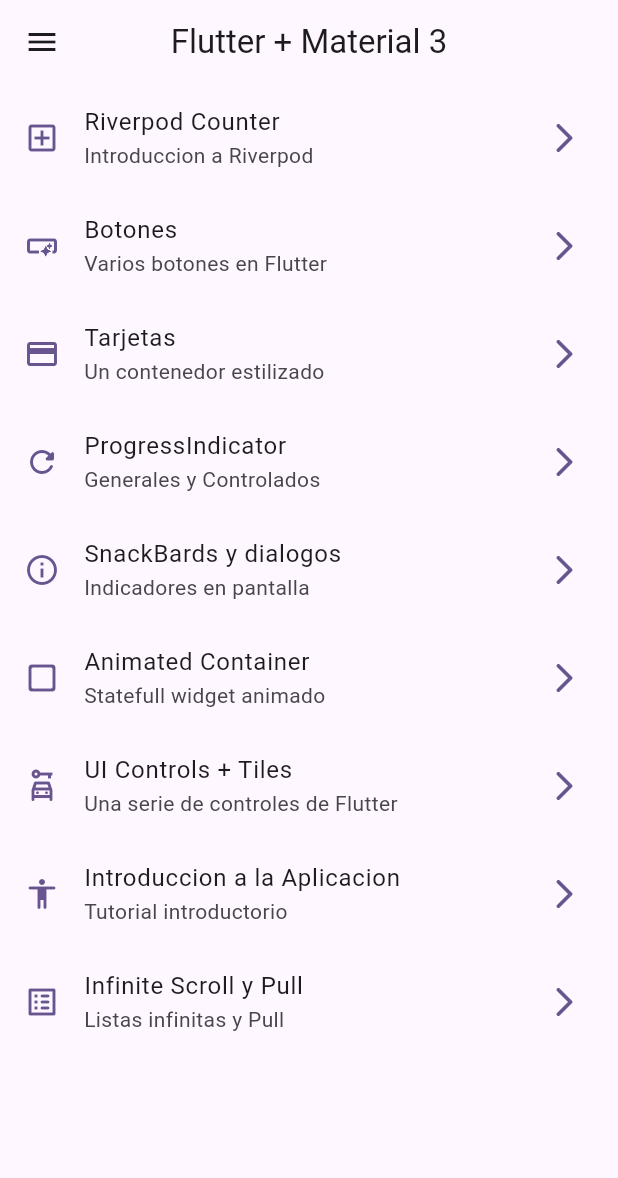
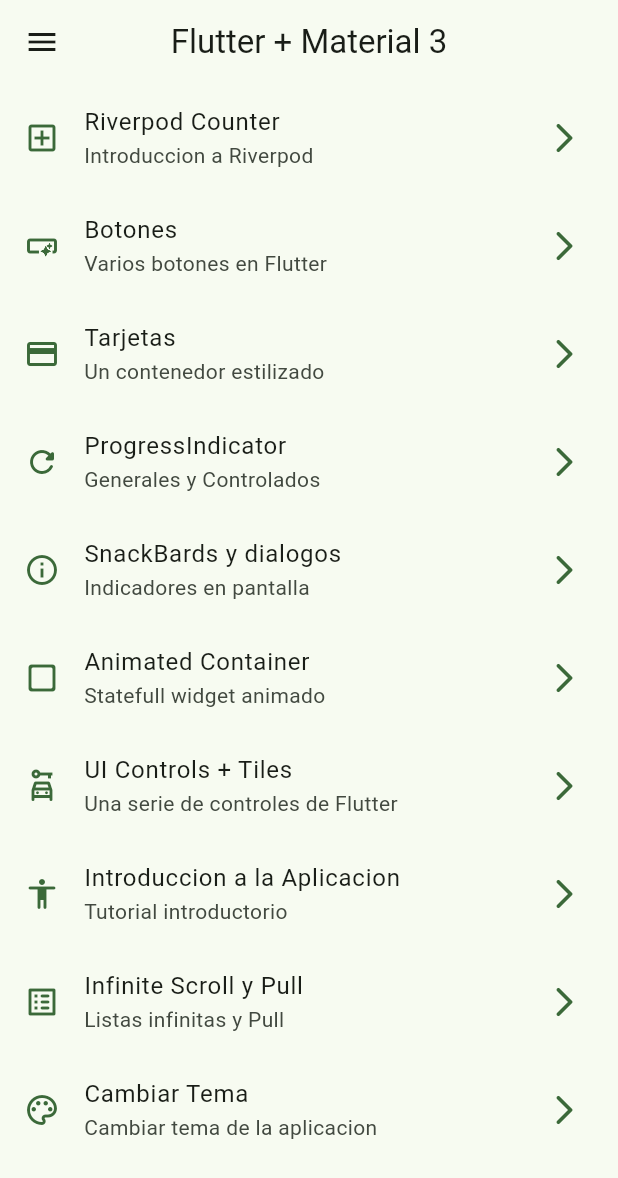
Before and after one commit to LastKing97xd/widgets_app, a Flutter app: the screen it shows after launch, on a phone screen of 412 x 824 dp. Shown: the top 1178 px of the screen. Run offline on Flutter 3.47's test engine with Material 3 defaults, Android fonts, the phone set to English and light mode, and no system bars; our stand-ins replace animate_do, flutter_riverpod, go_router.

Commit message:
Cambio de tema y color dinamico

```diff
--- a/lib/config/menu/menu_items.dart
+++ b/lib/config/menu/menu_items.dart
@@ -17,6 +17,8 @@ class MenuItem {
 
 
 const List<MenuItem> appMenuItems =[
+
+
 
   MenuItem(
     title: 'Riverpod Counter',
@@ -81,6 +83,11 @@ const List<MenuItem> appMenuItems =[
     icon: Icons.list_alt_rounded
   ),
 
-
+  MenuItem(
+    title: 'Cambiar Tema',
+    subTitle: 'Cambiar tema de la aplicacion',
+    link: '/theme-changer',
+    icon: Icons.color_lens_outlined
+  ),
 
 ];
--- a/lib/config/router/app_router.dart
+++ b/lib/config/router/app_router.dart
@@ -66,5 +66,11 @@ final appRouter = GoRouter(
       builder: (context, state) => const CounterScreen(),
     ),
 
+    GoRoute(
+      path: '/theme-changer',
+      //name: ThemeChengerScreen.name,
+      builder: (context, state) => const ThemeChangerScreen(),
+    ),
+
   ],
 );
--- a/lib/config/theme/app_theme.dart
+++ b/lib/config/theme/app_theme.dart
@@ -17,15 +17,18 @@ const colorList = <Color>[
 class AppTheme {
 
   final int selectedColor;
+  final bool isDarkMode;
 
   AppTheme({
-    this.selectedColor = 0
+    this.selectedColor = 0,
+    this.isDarkMode = false
   }): assert( selectedColor >= 0, 'Tiene que ser mayor igual a 0' ),
       assert( selectedColor < colorList.length,
         'Tiene que ser menor igual a ${ colorList.length - 1 }');
 
   ThemeData getTheme() => ThemeData(
     useMaterial3: true,
+    brightness: isDarkMode ? Brightness.light : Brightness.dark ,
     colorSchemeSeed: colorList[ selectedColor ],
     //configuracion por defecto de todos los appbars
     appBarTheme: const AppBarTheme(
--- a/lib/main.dart
+++ b/lib/main.dart
@@ -2,6 +2,7 @@ import 'package:flutter/material.dart';
 import 'package:flutter_riverpod/flutter_riverpod.dart';
 import 'package:widgets_app/config/router/app_router.dart';
 import 'package:widgets_app/config/theme/app_theme.dart';
+import 'package:widgets_app/presentation/providers/theme_provider.dart';
 
 void main() {
   runApp(
@@ -12,16 +13,22 @@ void main() {
   );
 }
 
-class MainApp extends StatelessWidget {
+class MainApp extends ConsumerWidget {
   const MainApp({super.key});
 
   @override
-  Widget build(BuildContext context) {
+  Widget build(BuildContext context, WidgetRef ref) {
+    final selectedColorMain = ref.watch(selectedColorProvider);
+    final isDarkModeMain = ref.watch(isDarkMode);
+
     return MaterialApp.router(
       title: 'Widgets App',
       routerConfig: appRouter,
       debugShowCheckedModeBanner: false,
-      theme: AppTheme(selectedColor: 5).getTheme(),
+      theme: AppTheme(
+        selectedColor: selectedColorMain,
+        isDarkMode: isDarkModeMain
+      ).getTheme(),
     );
   }
 }
--- a/lib/presentation/providers/theme_provider.dart
+++ b/lib/presentation/providers/theme_provider.dart
@@ -1,3 +1,10 @@
 import 'package:flutter_riverpod/flutter_riverpod.dart';
+import 'package:widgets_app/config/theme/app_theme.dart';
 
-final themeProvider = StateProvider((ref) => false);
+//Booleano
+final isDarkMode = StateProvider((ref) => true);
+
+//Lista de colores inmutable
+final colorListProvider = Provider((ref) => colorList);
+
+final selectedColorProvider = StateProvider((ref) => 2);
--- a/lib/presentation/screens/counter/counter_screen.dart
+++ b/lib/presentation/screens/counter/counter_screen.dart
@@ -12,7 +12,7 @@ class CounterScreen extends ConsumerWidget {
   Widget build(BuildContext context, WidgetRef ref) {
     //mira que cambios hay
     final int clickCounter = ref.watch(counterProvider);
-    final bool themeMode = ref.watch(themeProvider);
+    final bool themeMode = ref.watch(isDarkMode);
 
     return Scaffold(
       appBar: AppBar(
@@ -20,7 +20,7 @@ class CounterScreen extends ConsumerWidget {
         actions: [
           IconButton(
             onPressed: (){
-              ref.read(themeProvider.notifier).update((state) => !state);
+              ref.read(isDarkMode.notifier).update((state) => !state);
             },
             // icon: themeMode ? const Icon(Icons.light_mode_outlined)
             //   : const Icon(Icons.dark_mode_outlined)
--- a/lib/presentation/screens/screens.dart
+++ b/lib/presentation/screens/screens.dart
@@ -1,4 +1,5 @@
 
+export 'package:widgets_app/presentation/screens/theme_changer/theme_changer_screen.dart';
 export 'package:widgets_app/presentation/screens/counter/counter_screen.dart';
 export 'package:widgets_app/presentation/screens/animated/animated_screen.dart';
 export 'package:widgets_app/presentation/screens/app_tutorial/app_tutorial_screen.dart';
```
Also changed, not shown: lib/presentation/screens/theme_changer/theme_changer_screen.dart (added, +65 -0 lines).
